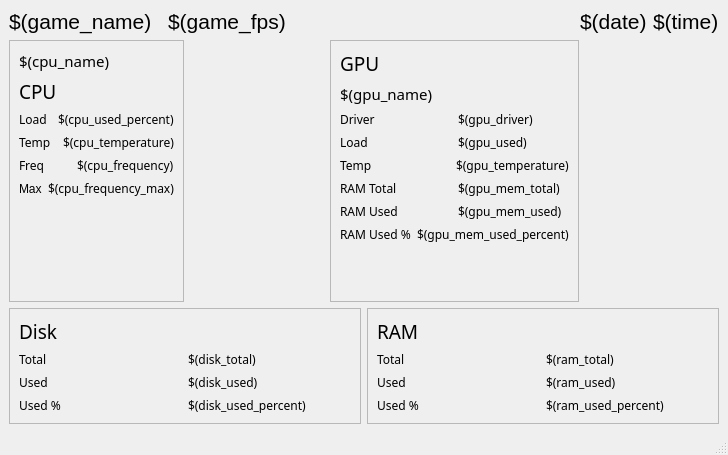
This is src/statsgui.ui in yuckify/headsup as Qt 5 draws it before an edit. The edited form follows.
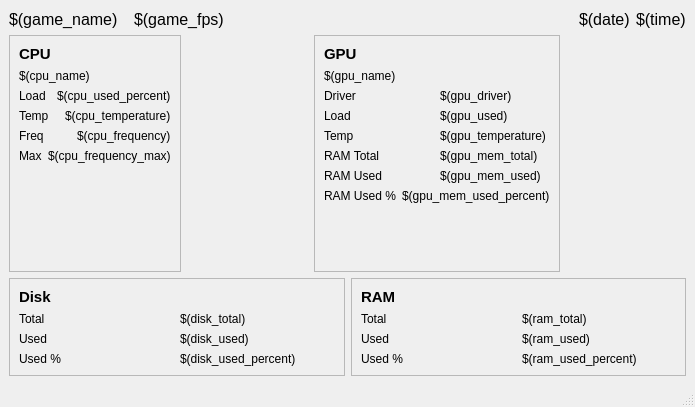
This is the edited form. Custom widgets are drawn as their Qt base class.

What changed in the file:
```diff
--- a/src/statsgui.ui
+++ b/src/statsgui.ui
@@ -6,8 +6,8 @@
    <rect>
     <x>0</x>
     <y>0</y>
-    <width>728</width>
-    <height>455</height>
+    <width>695</width>
+    <height>407</height>
    </rect>
   </property>
   <property name="font">
@@ -33,7 +33,7 @@
         <property name="font">
          <font>
           <family>Segoe UI</family>
-          <pointsize>16</pointsize>
+          <pointsize>12</pointsize>
          </font>
         </property>
         <property name="text">
@@ -62,7 +62,7 @@
         <property name="font">
          <font>
           <family>Segoe UI</family>
-          <pointsize>16</pointsize>
+          <pointsize>12</pointsize>
          </font>
         </property>
         <property name="text">
@@ -88,7 +88,7 @@
         <property name="font">
          <font>
           <family>Segoe UI</family>
-          <pointsize>16</pointsize>
+          <pointsize>12</pointsize>
          </font>
         </property>
         <property name="text">
@@ -101,7 +101,7 @@
         <property name="font">
          <font>
           <family>Segoe UI</family>
-          <pointsize>16</pointsize>
+          <pointsize>12</pointsize>
          </font>
         </property>
         <property name="text">
@@ -122,25 +122,13 @@
          <enum>QFrame::Shadow::Raised</enum>
         </property>
         <layout class="QVBoxLayout" name="verticalLayout">
-         <item>
-          <widget class="QLabel" name="cpu_name">
-           <property name="font">
-            <font>
-             <family>Ubuntu Mono</family>
-             <pointsize>11</pointsize>
-            </font>
-           </property>
-           <property name="text">
-            <string>$(cpu_name)</string>
-           </property>
-          </widget>
-         </item>
          <item>
           <widget class="QLabel" name="label">
            <property name="font">
             <font>
-             <family>Ubuntu Mono</family>
-             <pointsize>14</pointsize>
+             <family>Segoe UI</family>
+             <pointsize>11</pointsize>
+             <bold>true</bold>
             </font>
            </property>
            <property name="text">
@@ -151,10 +139,28 @@
            </property>
           </widget>
          </item>
+         <item>
+          <widget class="QLabel" name="cpu_name">
+           <property name="font">
+            <font>
+             <family>Segoe UI</family>
+             <pointsize>9</pointsize>
+            </font>
+           </property>
+           <property name="text">
+            <string>$(cpu_name)</string>
+           </property>
+          </widget>
+         </item>
          <item>
           <layout class="QHBoxLayout" name="horizontalLayout">
            <item>
             <widget class="QLabel" name="label_7">
+             <property name="font">
+              <font>
+               <family>Segoe UI</family>
+              </font>
+             </property>
              <property name="text">
               <string>Load</string>
              </property>
@@ -162,6 +168,11 @@
            </item>
            <item>
             <widget class="QLabel" name="cpu_used_percent">
+             <property name="font">
+              <font>
+               <family>Segoe UI</family>
+              </font>
+             </property>
              <property name="text">
               <string>$(cpu_used_percent)</string>
              </property>
@@ -173,6 +184,11 @@
           <layout class="QHBoxLayout" name="horizontalLayout_2">
            <item>
             <widget class="QLabel" name="label_6">
+             <property name="font">
+              <font>
+               <family>Segoe UI</family>
+              </font>
+             </property>
              <property name="text">
               <string>Temp</string>
              </property>
@@ -180,6 +196,11 @@
            </item>
            <item>
             <widget class="QLabel" name="cpu_temperature">
+             <property name="font">
+              <font>
+               <family>Segoe UI</family>
+              </font>
+             </property>
              <property name="text">
               <string>$(cpu_temperature)</string>
              </property>
@@ -191,6 +212,11 @@
           <layout class="QHBoxLayout" name="horizontalLayout_3">
            <item>
             <widget class="QLabel" name="label_8">
+             <property name="font">
+              <font>
+               <family>Segoe UI</family>
+              </font>
+             </property>
              <property name="text">
               <string>Freq</string>
              </property>
@@ -198,6 +224,11 @@
            </item>
            <item>
             <widget class="QLabel" name="cpu_frequency">
+             <property name="font">
+              <font>
+               <family>Segoe UI</family>
+              </font>
+             </property>
              <property name="text">
               <string>$(cpu_frequency)</string>
              </property>
@@ -212,7 +243,6 @@
              <property name="font">
               <font>
                <family>Segoe UI</family>
-               <pointsize>9</pointsize>
               </font>
              </property>
              <property name="text">
@@ -222,6 +252,11 @@
            </item>
            <item>
             <widget class="QLabel" name="cpu_frequency_max">
+             <property name="font">
+              <font>
+               <family>Segoe UI</family>
+              </font>
+             </property>
              <property name="text">
               <string>$(cpu_frequency_max)</string>
              </property>
@@ -312,8 +347,9 @@
           <widget class="QLabel" name="label_2">
            <property name="font">
             <font>
-             <family>Ubuntu Mono</family>
-             <pointsize>14</pointsize>
+             <family>Segoe UI</family>
+             <pointsize>11</pointsize>
+             <bold>true</bold>
             </font>
            </property>
            <property name="text">
@@ -328,8 +364,8 @@
           <widget class="QLabel" name="gpu_name">
            <property name="font">
             <font>
-             <family>Ubuntu Mono</family>
-             <pointsize>11</pointsize>
+             <family>Segoe UI</family>
+             <pointsize>9</pointsize>
             </font>
            </property>
            <property name="text">
@@ -341,6 +377,11 @@
           <layout class="QHBoxLayout" name="horizontalLayout_5">
            <item>
             <widget class="QLabel" name="label_14">
+             <property name="font">
+              <font>
+               <family>Segoe UI</family>
+              </font>
+             </property>
              <property name="text">
               <string>Driver</string>
              </property>
@@ -348,6 +389,11 @@
            </item>
            <item>
             <widget class="QLabel" name="gpu_driver">
+             <property name="font">
+              <font>
+               <family>Segoe UI</family>
+              </font>
+             </property>
              <property name="text">
               <string>$(gpu_driver)</string>
              </property>
@@ -359,6 +405,11 @@
           <layout class="QHBoxLayout" name="horizontalLayout_6">
            <item>
             <widget class="QLabel" name="label_9">
+             <property name="font">
+              <font>
+               <family>Segoe UI</family>
+              </font>
+             </property>
              <property name="text">
               <string>Load</string>
              </property>
@@ -366,6 +417,11 @@
            </item>
            <item>
             <widget class="QLabel" name="gpu_used">
+             <property name="font">
+              <font>
+               <family>Segoe UI</family>
+              </font>
+             </property>
              <property name="text">
               <string>$(gpu_used)</string>
              </property>
@@ -377,6 +433,11 @@
           <layout class="QHBoxLayout" name="horizontalLayout_7">
            <item>
             <widget class="QLabel" name="label_10">
+             <property name="font">
+              <font>
+               <family>Segoe UI</family>
+              </font>
+             </property>
              <property name="text">
               <string>Temp</string>
              </property>
@@ -384,6 +445,11 @@
            </item>
            <item>
             <widget class="QLabel" name="gpu_temperature">
+             <property name="font">
+              <font>
+               <family>Segoe UI</family>
+              </font>
+             </property>
              <property name="text">
               <string>$(gpu_temperature)</string>
              </property>
@@ -395,6 +461,11 @@
           <layout class="QHBoxLayout" name="horizontalLayout_8">
            <item>
             <widget class="QLabel" name="label_11">
+             <property name="font">
+              <font>
+               <family>Segoe UI</family>
+              </font>
+             </property>
              <property name="text">
               <string>RAM Total</string>
              </property>
@@ -402,6 +473,11 @@
            </item>
            <item>
             <widget class="QLabel" name="gpu_mem_total">
+             <property name="font">
+              <font>
+               <family>Segoe UI</family>
+              </font>
+             </property>
              <property name="text">
               <string>$(gpu_mem_total)</string>
              </property>
@@ -413,6 +489,11 @@
           <layout class="QHBoxLayout" name="horizontalLayout_9">
            <item>
             <widget class="QLabel" name="label_12">
+             <property name="font">
+              <font>
+               <family>Segoe UI</family>
+              </font>
+             </property>
              <property name="text">
               <string>RAM Used</string>
              </property>
@@ -420,6 +501,11 @@
            </item>
            <item>
             <widget class="QLabel" name="gpu_mem_used">
+             <property name="font">
+              <font>
+               <family>Segoe UI</family>
+              </font>
+             </property>
              <property name="text">
               <string>$(gpu_mem_used)</string>
              </property>
@@ -431,6 +517,11 @@
           <layout class="QHBoxLayout" name="horizontalLayout_10">
            <item>
             <widget class="QLabel" name="label_13">
+             <property name="font">
+              <font>
+               <family>Segoe UI</family>
+              </font>
+             </property>
              <property name="text">
               <string>RAM Used %</string>
              </property>
@@ -438,6 +529,11 @@
            </item>
            <item>
             <widget class="QLabel" name="gpu_mem_used_percent">
+             <property name="font">
+              <font>
+               <family>Segoe UI</family>
+              </font>
+             </property>
              <property name="text">
               <string>$(gpu_mem_used_percent)</string>
              </property>
@@ -553,8 +649,9 @@
           <widget class="QLabel" name="label_4">
            <property name="font">
             <font>
-             <family>Ubuntu Mono</family>
-             <pointsize>14</pointsize>
+             <family>Segoe UI</family>
+             <pointsize>11</pointsize>
+             <bold>true</bold>
             </font>
            </property>
            <property name="text">
@@ -569,6 +666,11 @@
           <layout class="QHBoxLayout" name="horizontalLayout_11">
            <item>
             <widget class="QLabel" name="label_18">
+             <property name="font">
+              <font>
+               <family>Segoe UI</family>
+              </font>
+             </property>
              <property name="text">
               <string>Total</string>
              </property>
@@ -576,6 +678,11 @@
            </item>
            <item>
             <widget class="QLabel" name="disk_total">
+             <property name="font">
+              <font>
+               <family>Segoe UI</family>
+              </font>
+             </property>
              <property name="text">
               <string>$(disk_total)</string>
              </property>
@@ -587,6 +694,11 @@
           <layout class="QHBoxLayout" name="horizontalLayout_12">
            <item>
             <widget class="QLabel" name="label_19">
+             <property name="font">
+              <font>
+               <family>Segoe UI</family>
+              </font>
+             </property>
              <property name="text">
               <string>Used</string>
              </property>
@@ -594,6 +706,11 @@
            </item>
            <item>
             <widget class="QLabel" name="disk_used">
+             <property name="font">
+              <font>
+               <family>Segoe UI</family>
+              </font>
+             </property>
              <property name="text">
               <string>$(disk_used)</string>
              </property>
@@ -605,6 +722,11 @@
           <layout class="QHBoxLayout" name="horizontalLayout_13">
            <item>
             <widget class="QLabel" name="label_20">
+             <property name="font">
+              <font>
+               <family>Segoe UI</family>
+              </font>
+             </property>
              <property name="text">
               <string>Used %</string>
              </property>
@@ -612,6 +734,11 @@
            </item>
            <item>
             <widget class="QLabel" name="disk_used_percent">
+             <property name="font">
+              <font>
+               <family>Segoe UI</family>
+              </font>
+             </property>
              <property name="text">
               <string>$(disk_used_percent)</string>
              </property>
@@ -641,8 +768,9 @@
           <widget class="QLabel" name="label_3">
            <property name="font">
             <font>
-             <family>Ubuntu Mono</family>
-             <pointsize>14</pointsize>
+             <family>Segoe UI</family>
+             <pointsize>11</pointsize>
+             <bold>true</bold>
             </font>
            </property>
            <property name="text">
@@ -657,6 +785,11 @@
           <layout class="QHBoxLayout" name="horizontalLayout_14">
            <item>
             <widget class="QLabel" name="label_15">
+             <property name="font">
+              <font>
+               <family>Segoe UI</family>
+              </font>
+             </property>
              <property name="text">
               <string>Total</string>
              </property>
@@ -664,6 +797,11 @@
            </item>
            <item>
             <widget class="QLabel" name="ram_total">
+             <property name="font">
+              <font>
+               <family>Segoe UI</family>
+              </font>
+             </property>
              <property name="text">
               <string>$(ram_total)</string>
              </property>
@@ -675,6 +813,11 @@
           <layout class="QHBoxLayout" name="horizontalLayout_15">
            <item>
             <widget class="QLabel" name="label_16">
+             <property name="font">
+              <font>
+               <family>Segoe UI</family>
+              </font>
+             </property>
              <property name="text">
               <string>Used</string>
              </property>
@@ -682,6 +825,11 @@
            </item>
            <item>
             <widget class="QLabel" name="ram_used">
+             <property name="font">
+              <font>
+               <family>Segoe UI</family>
+              </font>
+             </property>
              <property name="text">
               <string>$(ram_used)</string>
              </property>
@@ -693,6 +841,11 @@
           <layout class="QHBoxLayout" name="horizontalLayout_16">
            <item>
             <widget class="QLabel" name="label_17">
+             <property name="font">
+              <font>
+               <family>Segoe UI</family>
+              </font>
+             </property>
              <property name="text">
               <string>Used %</string>
              </property>
@@ -700,6 +853,11 @@
            </item>
            <item>
             <widget class="QLabel" name="ram_used_percent">
+             <property name="font">
+              <font>
+               <family>Segoe UI</family>
+              </font>
+             </property>
              <property name="text">
               <string>$(ram_used_percent)</string>
              </property>
```
